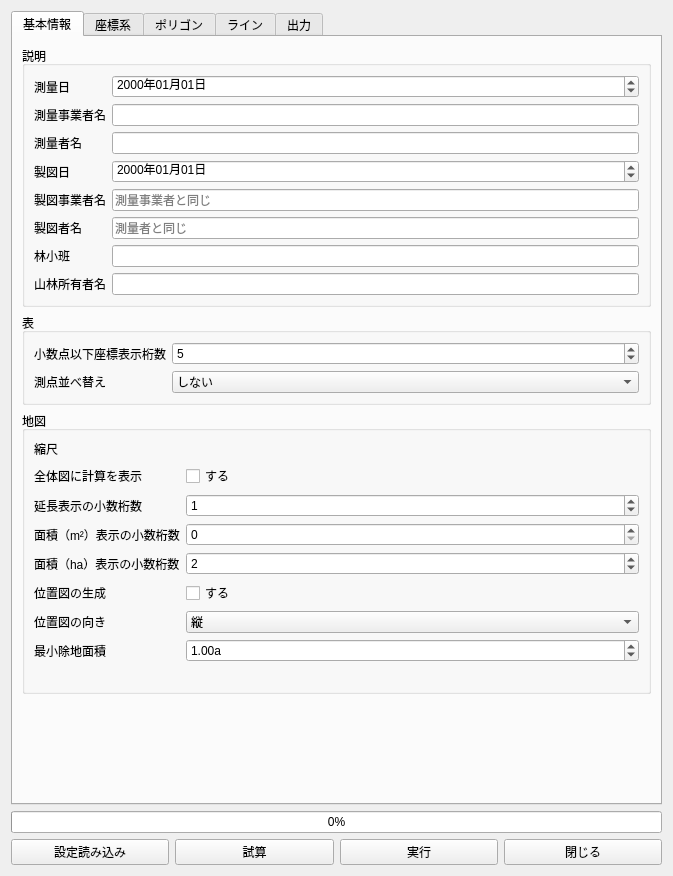
Old version of the form main_dialog.ui in the repository CleanDiesel/RingyoZumenMaker.
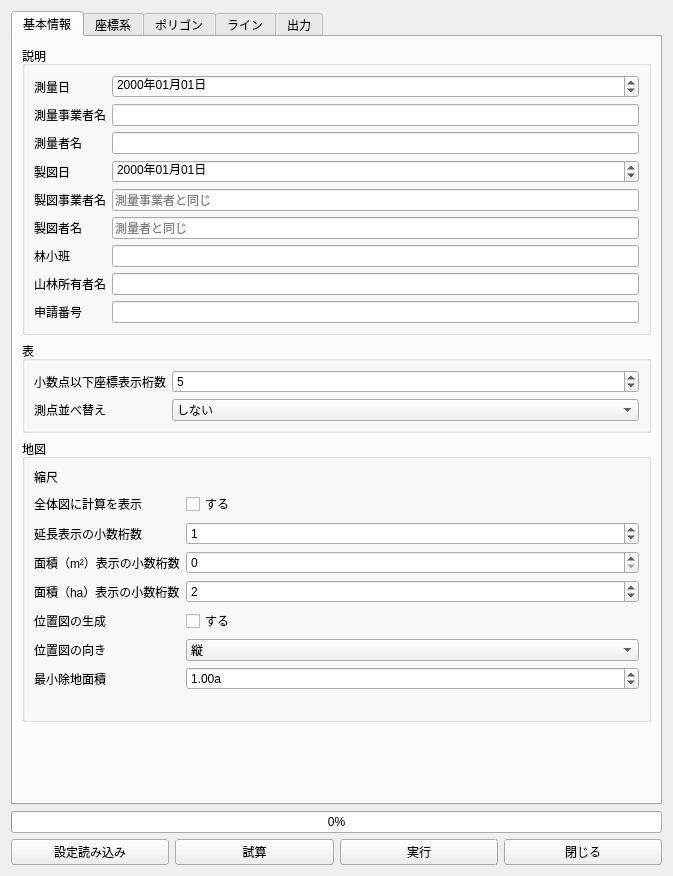
New version of the form. Custom widgets are drawn as their Qt base class.

Commit message: Add application number handling across various components

Patch:
```diff
--- a/main_dialog.ui
+++ b/main_dialog.ui
@@ -92,6 +92,16 @@
           <item row="7" column="1">
            <widget class="QLineEdit" name="sanrinshoyusha"/>
           </item>
+          <item row="8" column="0">
+           <widget class="QLabel" name="application_number_label">
+            <property name="text">
+             <string>申請番号</string>
+            </property>
+           </widget>
+          </item>
+          <item row="8" column="1">
+           <widget class="QLineEdit" name="application_number"/>
+          </item>
           <item row="1" column="1">
            <widget class="QLineEdit" name="sokuryojigyosha">
             <property name="placeholderText">
```
The commit also changes 8 other files.
